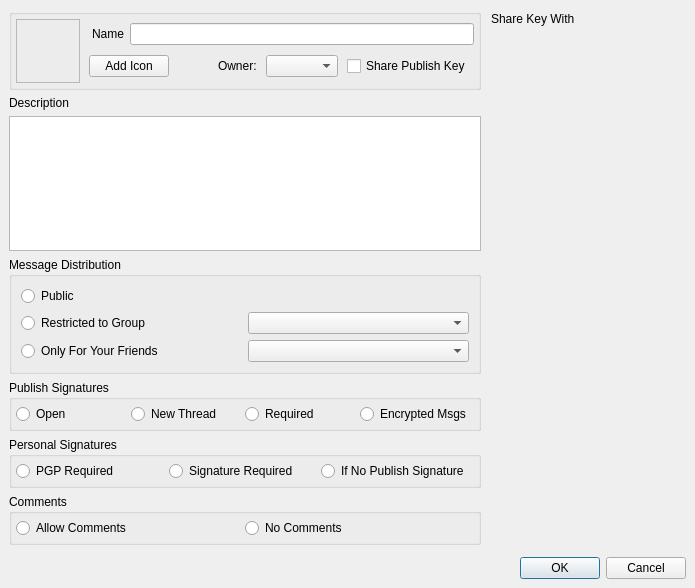
Qt form retroshare-gui/src/gui/gxs/GxsGroupDialog.ui (RetroShare/RetroShare) before a commit.
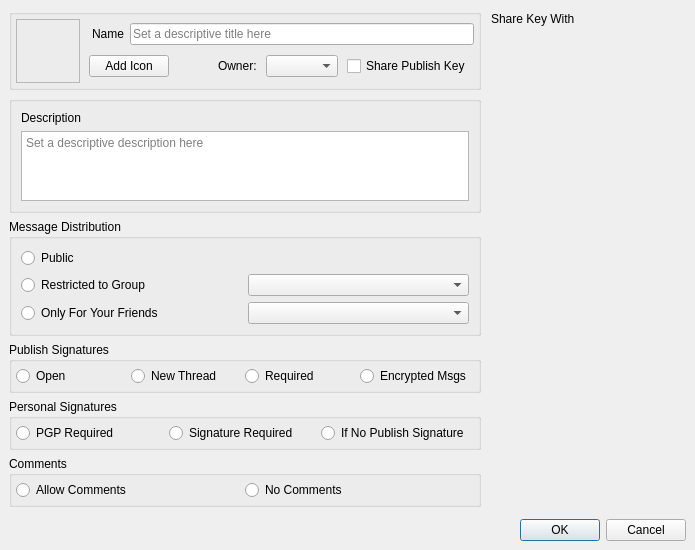
The same form after that commit. Icons and pictures are not drawn. Custom widgets are drawn as their Qt base class.

Commit message: Added PlaceHolderText for Name/Description (gxs Group Dialog) Set the description Text field to read only for the Show Mode Display at Header Channel name (Show Mode) Display Subscribers on Channels

```diff
--- a/retroshare-gui/src/gui/gxs/GxsGroupDialog.ui
+++ b/retroshare-gui/src/gui/gxs/GxsGroupDialog.ui
@@ -7,7 +7,7 @@
     <x>0</x>
     <y>0</y>
     <width>695</width>
-    <height>588</height>
+    <height>542</height>
    </rect>
   </property>
   <property name="windowTitle">
@@ -96,7 +96,11 @@
               </widget>
              </item>
              <item>
-              <widget class="QLineEdit" name="groupName"/>
+              <widget class="QLineEdit" name="groupName">
+               <property name="placeholderText">
+                <string>Set a descriptive title here</string>
+               </property>
+              </widget>
              </item>
             </layout>
            </item>
@@ -249,20 +253,6 @@
         </widget>
        </widget>
       </item>
-      <item row="1" column="0">
-       <layout class="QVBoxLayout">
-        <item>
-         <widget class="QLabel" name="groupDescLabel">
-          <property name="text">
-           <string>Description</string>
-          </property>
-         </widget>
-        </item>
-        <item>
-         <widget class="QTextEdit" name="groupDesc"/>
-        </item>
-       </layout>
-      </item>
       <item row="3" column="0">
        <widget class="QGroupBox" name="publishGroupBox">
         <property name="title">
@@ -486,6 +476,26 @@
         </layout>
        </widget>
       </item>
+      <item row="1" column="0">
+       <widget class="QGroupBox" name="groupBox">
+        <layout class="QVBoxLayout">
+         <item>
+          <widget class="QLabel" name="groupDescLabel">
+           <property name="text">
+            <string>Description</string>
+           </property>
+          </widget>
+         </item>
+         <item>
+          <widget class="MimeTextEdit" name="groupDesc">
+           <property name="placeholderText">
+            <string>Set a descriptive description here</string>
+           </property>
+          </widget>
+         </item>
+        </layout>
+       </widget>
+      </item>
      </layout>
     </widget>
    </item>
@@ -514,6 +524,11 @@
    <header>gui/common/FriendSelectionWidget.h</header>
    <container>1</container>
   </customwidget>
+  <customwidget>
+   <class>MimeTextEdit</class>
+   <extends>QTextEdit</extends>
+   <header location="global">gui/common/MimeTextEdit.h</header>
+  </customwidget>
  </customwidgets>
  <resources>
   <include location="../images.qrc"/>
```
Left out of the diff: 77 changed lines with no effect on the pictures. The commit also changes 6 other files.
